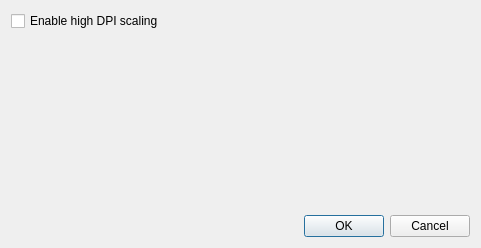
First picture: the form in Encryptor/src/window/setting/Setting.ui, repository kelvinchin12070811/ADSI, before the edit.
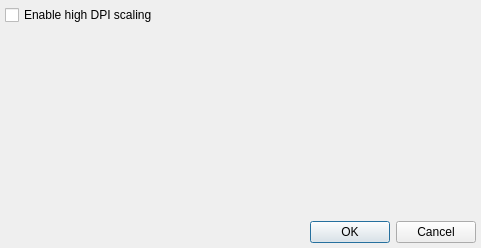
Second picture: the form after the edit. Custom widgets are drawn as their Qt base class.

Commit message: ✨ Added switch widget

```diff
--- a/Encryptor/src/window/setting/Setting.ui
+++ b/Encryptor/src/window/setting/Setting.ui
@@ -14,8 +14,26 @@
    <string>Setting</string>
   </property>
   <layout class="QVBoxLayout" name="verticalLayout">
+   <property name="leftMargin">
+    <number>5</number>
+   </property>
+   <property name="topMargin">
+    <number>5</number>
+   </property>
+   <property name="rightMargin">
+    <number>5</number>
+   </property>
+   <property name="bottomMargin">
+    <number>5</number>
+   </property>
    <item>
-    <widget class="QCheckBox" name="checkBox">
+    <widget class="components::Switch" name="checkBox">
+     <property name="minimumSize">
+      <size>
+       <width>0</width>
+       <height>20</height>
+      </size>
+     </property>
      <property name="text">
       <string>Enable high DPI scaling</string>
      </property>
@@ -67,6 +85,13 @@
    </item>
   </layout>
  </widget>
+ <customwidgets>
+  <customwidget>
+   <class>components::Switch</class>
+   <extends>QCheckBox</extends>
+   <header>components/Switch.hpp</header>
+  </customwidget>
+ </customwidgets>
  <resources/>
  <connections>
   <connection>
```
The commit also changes 4 other files.
